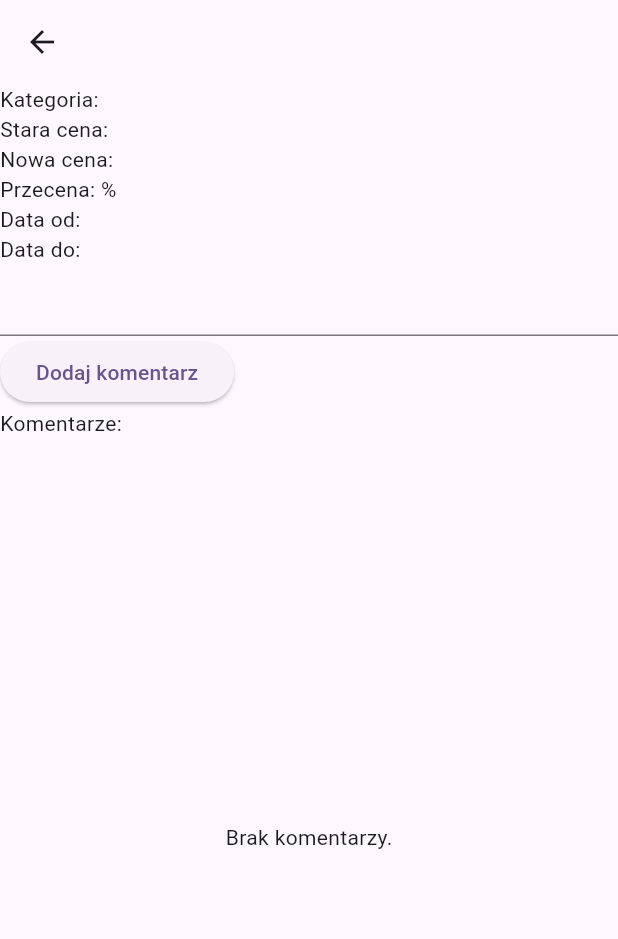
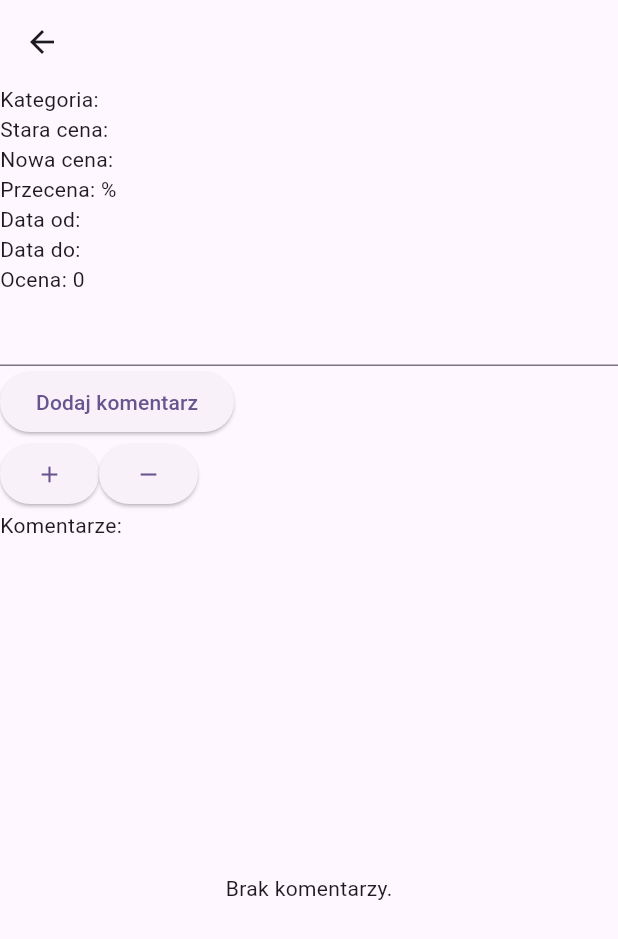
Before and after one commit to KacperLAB/projekt, a Flutter app: the OfferDetailsScreen screen opened directly with empty values, on a phone screen of 412 x 824 dp. Shown: the top 939 px of the screen. Run offline on Flutter 3.47's test engine with Material 2 defaults, Android fonts, the phone set to English and light mode, and no system bars; our stand-ins replace firebase_core, firebase_database; missing offline and left inert: list_picker; accounts and stored records are empty.

Commit message:
Aplikacja promocje 2

```diff
--- a/lib/details_screen.dart
+++ b/lib/details_screen.dart
@@ -5,6 +5,7 @@ import 'package:firebase_database/firebase_database.dart';
 
 class OfferDetailsScreen extends StatefulWidget {
   final Student student;
+
   OfferDetailsScreen({required this.student});
 
   @override
@@ -13,7 +14,7 @@ class OfferDetailsScreen extends StatefulWidget {
 
 class _OfferDetailsScreenState extends State<OfferDetailsScreen> {
   final TextEditingController _commentController = TextEditingController();
-  DatabaseReference dbRef = FirebaseDatabase.instance.reference();
+  DatabaseReference dbRef = FirebaseDatabase.instance.ref();
   List<Comment> comments = [];
 
   @override
@@ -23,9 +24,11 @@ class _OfferDetailsScreenState extends State<OfferDetailsScreen> {
   }
 
   void fetchComments() async {
-    DataSnapshot dataSnapshot = await dbRef.child('Oferty/${widget.student.key}/komentarze').get();
+    DataSnapshot dataSnapshot =
+        await dbRef.child('Oferty/${widget.student.key}/komentarze').get();
     if (dataSnapshot.value != null && dataSnapshot.value is Map) {
-      Map<dynamic, dynamic> commentsData = dataSnapshot.value as Map<dynamic, dynamic>;
+      Map<dynamic, dynamic> commentsData =
+          dataSnapshot.value as Map<dynamic, dynamic>;
       List<Comment> commentList = [];
       commentsData.forEach((key, value) {
         commentList.add(Comment(
@@ -41,6 +44,18 @@ class _OfferDetailsScreenState extends State<OfferDetailsScreen> {
     }
   }
 
+  void incrementRating() async {
+    FirebaseDatabase.instance
+        .ref('Oferty/${widget.student.key}/ocena')
+        .set(ServerValue.increment(1));
+  }
+
+  void decrementRating() async {
+    FirebaseDatabase.instance
+        .ref('Oferty/${widget.student.key}/ocena')
+        .set(ServerValue.increment(-1));
+  }
+
   @override
   Widget build(BuildContext context) {
     return Scaffold(
@@ -54,8 +69,11 @@ class _OfferDetailsScreenState extends State<OfferDetailsScreen> {
           Text("Stara cena: ${widget.student.studentData!.stara_cena!}"),
           Text("Nowa cena: ${widget.student.studentData!.nowa_cena!}"),
           Text("Przecena: ${widget.student.studentData!.przecena!}%"),
-          Text("Data od: ${widget.student.studentData!.data_od!.split(' ')[0]}"),
-          Text("Data do: ${widget.student.studentData!.data_do!.split(' ')[0]}"),
+          Text(
+              "Data od: ${widget.student.studentData!.data_od!.split(' ')[0]}"),
+          Text(
+              "Data do: ${widget.student.studentData!.data_do!.split(' ')[0]}"),
+          Text("Ocena: ${widget.student.studentData!.ocena!}"),
           TextField(controller: _commentController),
           ElevatedButton(
             onPressed: () {
@@ -63,16 +81,34 @@ class _OfferDetailsScreenState extends State<OfferDetailsScreen> {
               String timestamp = DateTime.now().toUtc().toString();
 
               Comment newComment = Comment(
-                author: "Testowy", // Tutaj możesz ustawić autora komentarza
+                author: "Testowy",
+                //tytaj bedzie email/login zalogowanego uzytkownika
                 text: commentText,
                 timestamp: timestamp,
               );
 
-              dbRef.child('Oferty/${widget.student.key}/komentarze').push().set(newComment.toJson());
+              dbRef
+                  .child('Oferty/${widget.student.key}/komentarze')
+                  .push()
+                  .set(newComment.toJson());
               _commentController.clear();
               fetchComments();
             },
             child: Text("Dodaj komentarz"),
+          ),
+          Row(
+            children: [
+              ElevatedButton(
+                  onPressed: () {
+                    incrementRating();
+                  },
+                  child: const Icon(Icons.add)),
+              ElevatedButton(
+                  onPressed: () {
+                    decrementRating();
+                  },
+                  child: const Icon(Icons.remove)),
+            ],
           ),
           Text("Komentarze:"),
           Expanded(
--- a/lib/form_screen.dart
+++ b/lib/form_screen.dart
@@ -3,7 +3,6 @@ import 'package:flutter/material.dart';
 import 'package:list_picker/list_picker.dart';
 
 class FormScreen extends StatefulWidget {
-
   FormScreen({super.key});
 
   @override
@@ -11,8 +10,6 @@ class FormScreen extends StatefulWidget {
 }
 
 class _FormScreenState extends State<FormScreen> {
-
-
   final listPickerField = ListPickerField(
     label: "Kategoria",
     items: const ["Owoce", "Warzywa", "Mięso", "Nabiał", "Napoje", "Inne"],
@@ -57,7 +54,6 @@ class _FormScreenState extends State<FormScreen> {
     }
   }
 
-
   @override
   Widget build(BuildContext context) {
     return Scaffold(
@@ -67,28 +63,34 @@ class _FormScreenState extends State<FormScreen> {
         body: Center(
             child: Container(
           padding: const EdgeInsets.all(10),
-          child: Column(
-              mainAxisSize: MainAxisSize.min,
-              children: [
-              TextField(controller: _nameController, decoration: const InputDecoration(labelText: "Nazwa")),
-              TextField(keyboardType: TextInputType.numberWithOptions(decimal: true),controller: _oldPriceController,decoration: const InputDecoration(labelText: "Stara cena")),
-              TextField(keyboardType: TextInputType.numberWithOptions(decimal: true),controller: _newPriceController,decoration: const InputDecoration(labelText: "Nowa cena")),
+          child: Column(mainAxisSize: MainAxisSize.min, children: [
+            TextField(
+                controller: _nameController,
+                decoration: const InputDecoration(labelText: "Nazwa")),
+            TextField(
+                keyboardType: TextInputType.numberWithOptions(decimal: true),
+                controller: _oldPriceController,
+                decoration: const InputDecoration(labelText: "Stara cena")),
+            TextField(
+                keyboardType: TextInputType.numberWithOptions(decimal: true),
+                controller: _newPriceController,
+                decoration: const InputDecoration(labelText: "Nowa cena")),
             listPickerField,
             Text("${selectedDate.toLocal()}".split(' ')[0]),
-                Text("ts_int:"+"${ts}"),
+            Text("ts_int:" + "${ts}"),
             ElevatedButton(
               onPressed: () => _selectDate(context),
               child: const Text('Data od'),
             ),
-
             Text("${selectedDate2.toLocal()}".split(' ')[0]),
-                Text("ts2_int"+"${ts2}"),
+            Text("ts2_int" + "${ts2}"),
             ElevatedButton(
               onPressed: () => _selectDate2(context),
               child: const Text('Data do'),
             ),
-                ElevatedButton(onPressed: () {
-                  if (ts2>=ts) {
+            ElevatedButton(
+                onPressed: () {
+                  if (ts2 >= ts) {
                     double stara = double.parse(_oldPriceController.text);
                     double nowa = double.parse(_newPriceController.text);
                     double przecena = 100 - ((nowa * 100) / stara);
@@ -101,9 +103,9 @@ class _FormScreenState extends State<FormScreen> {
                       "przecena": przecena.toStringAsFixed(0),
                       "data_od": selectedDate.toString(),
                       "data_do": selectedDate2.toString(),
+                      "ocena": 0
                     };
                     dbRef.child("Oferty").push().set(data).then((value) {
-
                       Navigator.of(context).pop();
                     });
                   } else {
@@ -124,9 +126,9 @@ class _FormScreenState extends State<FormScreen> {
                       },
                     );
                   }
-                }, child: Text("Dodaj ogłoszenie"))
-          ]
-        ),
+                },
+                child: Text("Dodaj ogłoszenie"))
+          ]),
         )));
   }
 }
--- a/lib/main.dart
+++ b/lib/main.dart
@@ -2,7 +2,6 @@ import 'package:firebase_core/firebase_core.dart';
 import 'package:firebase_project/firebase_options.dart';
 import 'package:firebase_project/home_screen.dart';
 import 'package:flutter/material.dart';
-
 
 //pub.dev , flutterfire
 
@@ -16,6 +15,7 @@ void main() async {
 
 class MyApp extends StatelessWidget {
   const MyApp({super.key});
+
   @override
   Widget build(BuildContext context) {
     return MaterialApp(
--- a/lib/models/student_model.dart
+++ b/lib/models/student_model.dart
@@ -2,10 +2,10 @@ class Student {
   String? key;
   StudentData? studentData;
 
-  Student({this.key,this.studentData});
+  Student({this.key, this.studentData});
 }
 
-class StudentData{
+class StudentData {
   String? nazwa;
   String? kategoria;
   String? stara_cena;
@@ -14,11 +14,19 @@ class StudentData{
   String? data_od;
   String? data_do;
   String? komentarze;
+  int? ocena;
 
+  StudentData(
+      {this.nazwa,
+      this.kategoria,
+      this.stara_cena,
+      this.nowa_cena,
+      this.przecena,
+      this.data_od,
+      this.data_do,
+      this.ocena});
 
-  StudentData({this.nazwa,this.kategoria,this.stara_cena,this.nowa_cena,this.przecena,this.data_od,this.data_do});
-
-  StudentData.fromJson(Map<dynamic,dynamic> json) {
+  StudentData.fromJson(Map<dynamic, dynamic> json) {
     nazwa = json["nazwa"];
     kategoria = json["kategoria"];
     stara_cena = json["stara_cena"];
@@ -26,5 +34,6 @@ class StudentData{
     przecena = json["przecena"];
     data_od = json["data_od"];
     data_do = json["data_do"];
+    ocena = json["ocena"];
   }
 }
```
Also changed, not shown: lib/home_screen.dart (+23 -73 lines). Lines whose indentation alone changed are shown as unchanged.
